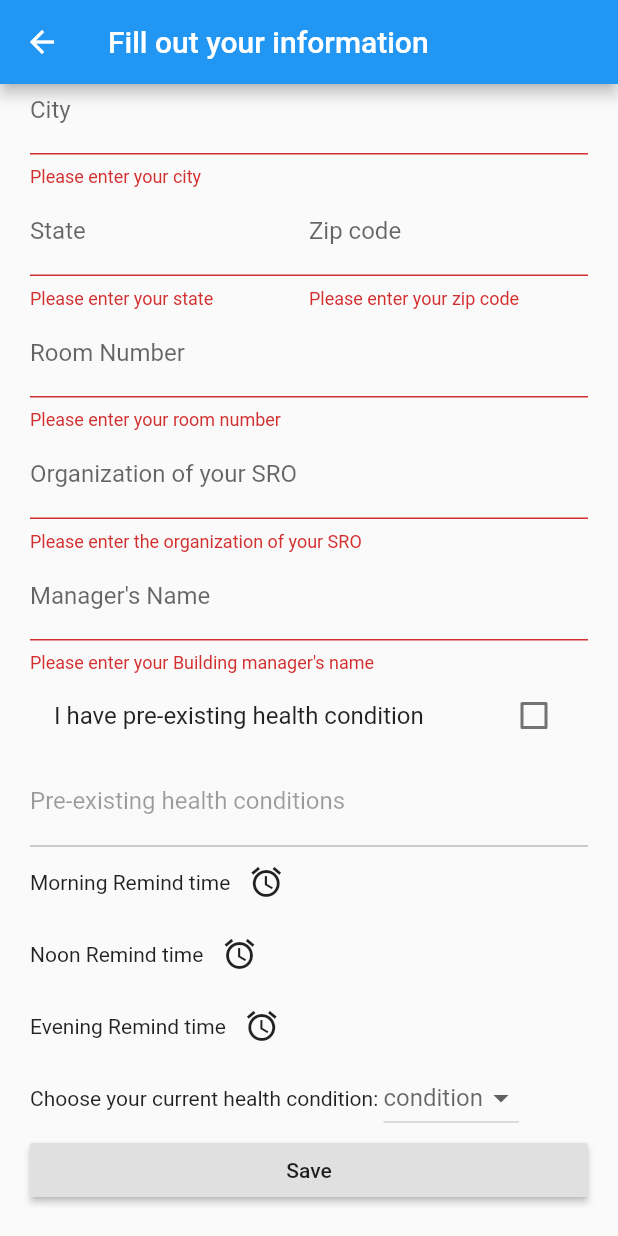
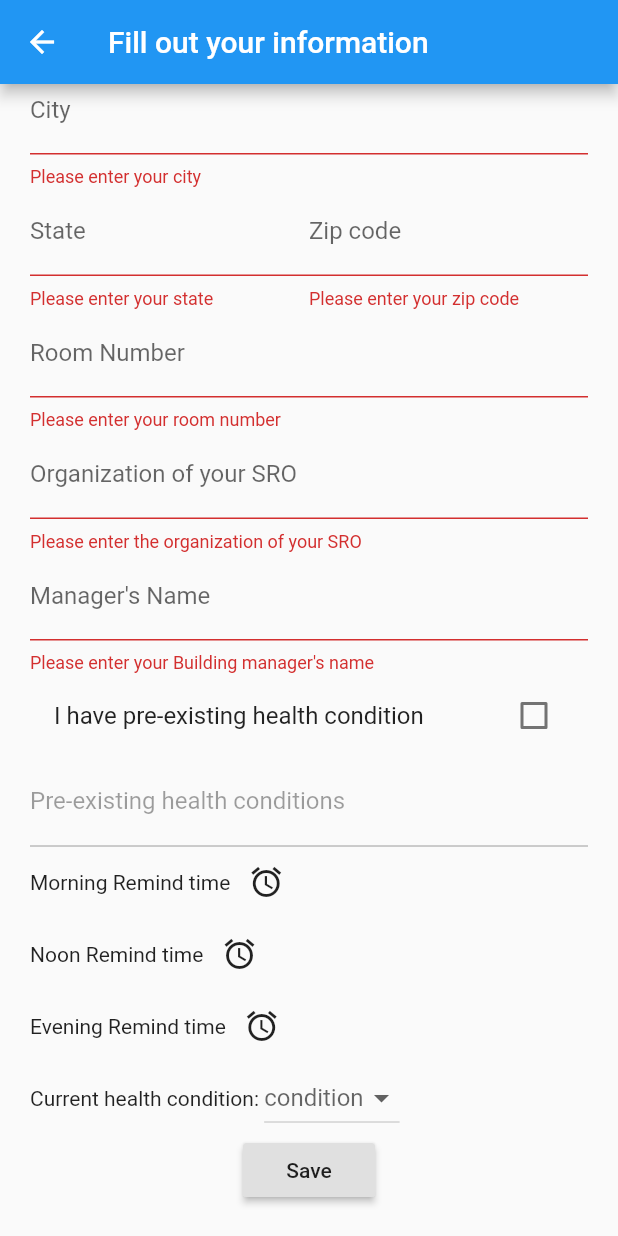
Before and after one commit to fredhua233/QuickTherm, a Flutter app: the setUpInfoPage screen opened directly, scrolled down 468 dp, on a phone screen of 412 x 824 dp. Run offline on Flutter 3.47's test engine with Material 2 defaults, Android fonts, the phone set to English and light mode, and no system bars; our stand-ins replace charts_flutter, cloud_firestore, flutter_blue, flutter_spinkit, material_design_icons_flutter, shared_preferences; missing offline and left inert: system_setting; accounts and stored records are empty.

Commit message:
fixed setup page bug, new bug found

```diff
--- a/lib/Pages/SetUpInfoPage.dart
+++ b/lib/Pages/SetUpInfoPage.dart
@@ -4,7 +4,7 @@ import '../Utils/UserInfo.dart';
 import '../Pages/ConnectingDevicesPage.dart';
 import 'package:shared_preferences/shared_preferences.dart';
 
-///FIXME: filled in data(not saved) gets lost while off focus of screen
+///FIXME: Change the format of some fields
 class setUpInfoPage extends StatefulWidget {
   @override
   _setUpInfoPageState createState() => _setUpInfoPageState();
@@ -42,8 +42,10 @@ class _setUpInfoPageState extends State<setUpInfoPage> {
             child: Form(
                 key: _formKey,
                 autovalidate: true,
-              child: new ListView(
+              child: SingleChildScrollView(
+                child: Padding(
                   padding: EdgeInsets.all(20),
+                  child: Column(
                     children: <Widget> [
                       TextFormField(
                           decoration: InputDecoration(
@@ -278,7 +280,7 @@ class _setUpInfoPageState extends State<setUpInfoPage> {
                       ),
                       Row(
                         children: [
-                      Text('Choose your current health condition: '),
+                          Text('Current health condition: '),
                           DropdownButton<Illness>(
                             items: [
                               DropdownMenuItem<Illness>(
@@ -321,6 +323,8 @@ class _setUpInfoPageState extends State<setUpInfoPage> {
                       ),
                     ],
                   ),
+                )
+              )
             ),
         )
     );
```
Also changed, not shown: 1 other file. Lines whose indentation alone changed are shown as unchanged.
